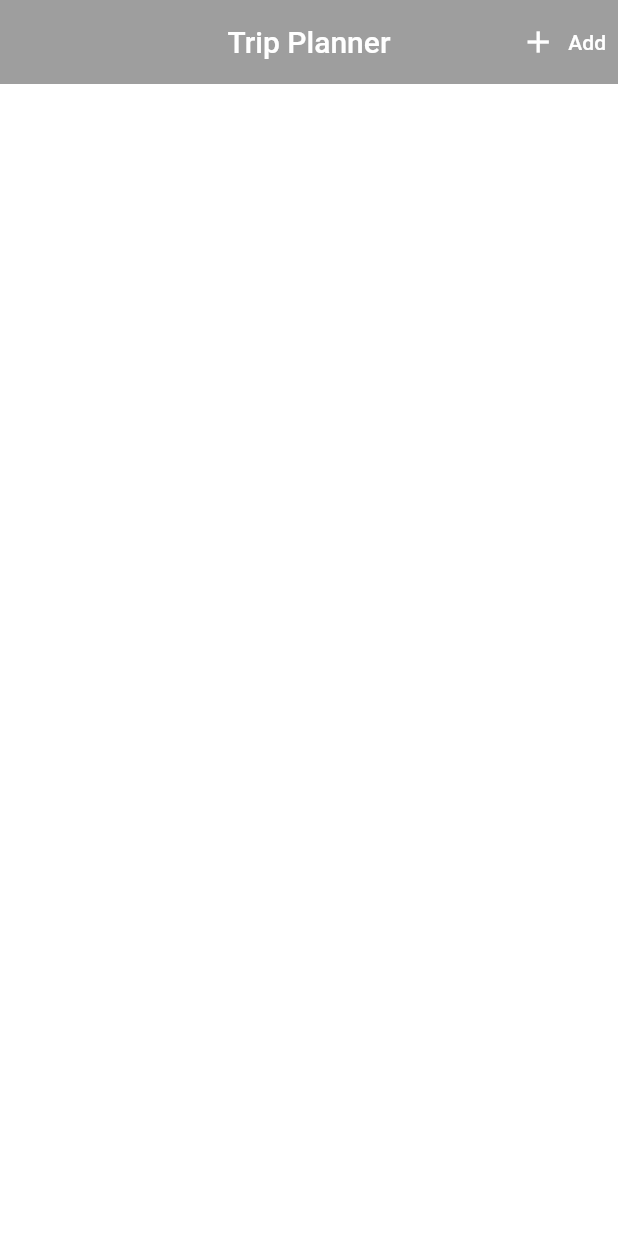
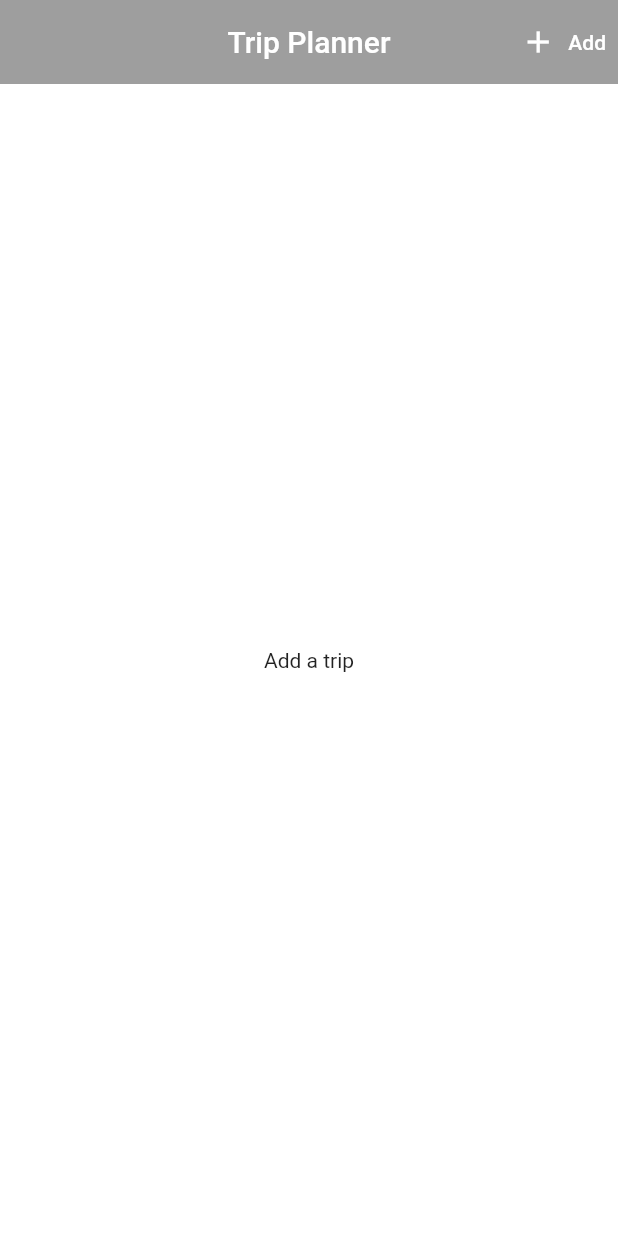
Before and after one commit to asim1999/trip-planner, a Flutter app: the screen it shows after launch, on a phone screen of 412 x 824 dp. Run offline on Flutter 3.47's test engine with Material 2 defaults, Android fonts, the phone set to English and light mode, and no system bars; our stand-ins replace flutter_form_builder, form_builder_validators.

Commit message:
Added no trips text to home.dart if no trips

```diff
--- a/lib/screens/home.dart
+++ b/lib/screens/home.dart
@@ -17,7 +17,7 @@ class Home extends StatelessWidget {
             //  Add Button
             TextButton.icon(
               style: TextButton.styleFrom(
-                primary: Colors.white,
+                foregroundColor: Colors.white,
               ),
               onPressed: () => Navigator.push(
                 context,
@@ -30,11 +30,18 @@ class Home extends StatelessWidget {
             ),
           ],
         ),
-        body: ListView.builder(
+        body: tripProvider.trips.isNotEmpty ? ListView.builder(
+          padding: const EdgeInsets.only(
+            top: 4,
+            left: 20,
+            right: 20,
+          ),
           itemCount: tripProvider.trips.length,
           itemBuilder: (context, index) => TripCard(
             tripProvider.trips[index],
           ),
+        ) : const Center(
+          child: Text('Add a trip'),
         ),
       ),
     );
```
